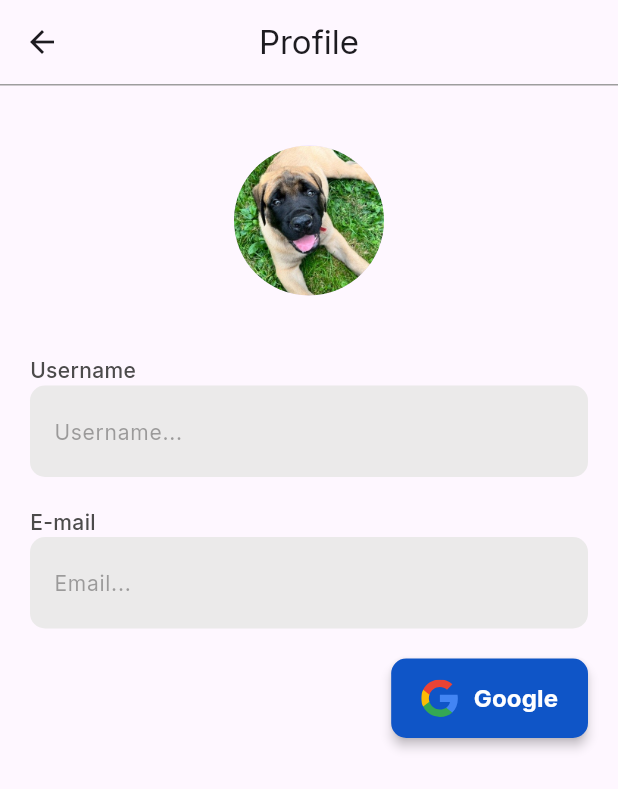
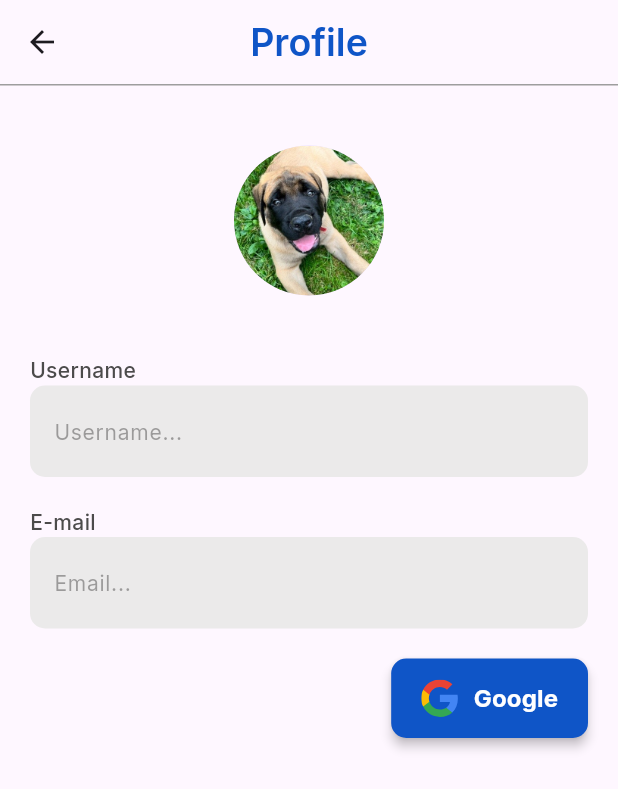
Before and after one commit to RezkySaputraa/laporin_fe, a Flutter app: the screen it shows after launch, after a tap on "Sign In", on a phone screen of 412 x 824 dp. Shown: the top 789 px of the screen. Run offline on Flutter 3.47's test engine with Material 3 defaults, Android fonts, the phone set to English and light mode, and no system bars; our stand-ins replace flutter_svg, google_fonts.

Commit message:
fix: fixing font not finished yet

```diff
--- a/lib/views/login_screen.dart
+++ b/lib/views/login_screen.dart
@@ -78,6 +78,13 @@ class LoginScreen extends StatelessWidget {
                           focusedBorder: OutlineInputBorder(
                             borderRadius: BorderRadius.circular(10),
                             borderSide: BorderSide(color: Color(0xFF0F55C7)),
+                          ),
+                          suffixIcon: IconButton(
+                            onPressed: () {},
+                            icon: Icon(
+                              Icons.visibility,
+                              color: Color(0xFF4C4B4B).withValues(alpha: 0.8),
+                            ),
                           ),
                         ),
                       ),
@@ -160,6 +167,9 @@ class LoginScreen extends StatelessWidget {
                           Text("Don't have an account?"),
                           TextButton(
                             onPressed: () {},
+                            style: TextButton.styleFrom(
+                              padding: EdgeInsets.all(0),
+                            ),
                             child: Text(
                               "Sign Up",
                               style: TextStyle(color: Color(0xFF0F55C7)),
--- a/lib/views/profile_google_screen.dart
+++ b/lib/views/profile_google_screen.dart
@@ -1,5 +1,6 @@
 import 'package:flutter/material.dart';
 import 'package:flutter_svg/svg.dart';
+import 'package:google_fonts/google_fonts.dart';
 
 class ProfileGoogleScreen extends StatelessWidget {
   const ProfileGoogleScreen({super.key});
@@ -8,7 +9,14 @@ class ProfileGoogleScreen extends StatelessWidget {
   Widget build(BuildContext context) {
     return Scaffold(
       appBar: AppBar(
-        title: const Text("Profile"),
+        title: Text(
+          "Profile",
+          style: GoogleFonts.inter(
+            color: Color(0xFF0F55C7),
+            fontWeight: FontWeight.w600,
+            fontSize: 25,
+          ),
+        ),
         centerTitle: true,
         bottom: PreferredSize(
           preferredSize: Size.fromHeight(1),
```
